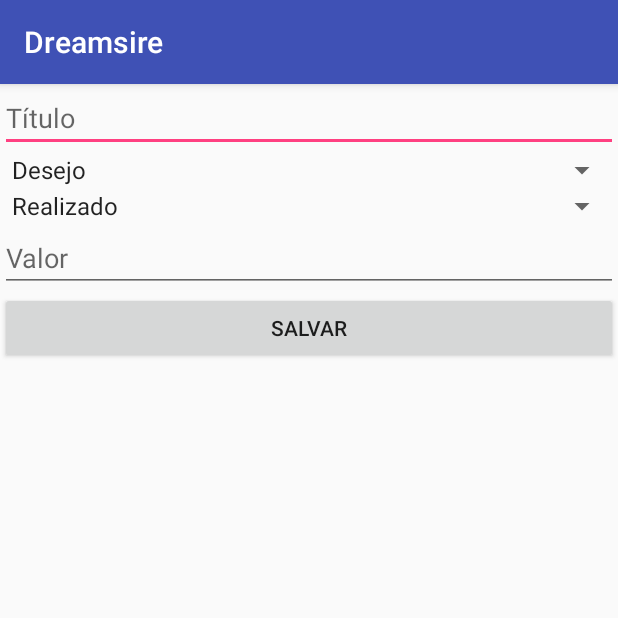
After one commit to raphaelframos/dreamsire, an Android app: the NovoDesejoActivity screen opened directly, with no data from a screen before it, on a phone screen of 412 x 824 dp, the top half of it. The commit adds this screen. Run offline under Robolectric (Android 15) with nearby library versions, the phone set to English and light mode, and no system bars.

Commit message:
implementando banco de dados

```diff
--- a/app/build.gradle
+++ b/app/build.gradle
@@ -29,5 +29,6 @@ dependencies {
     compile 'com.android.support:design:25.3.1'
     compile 'com.android.support:support-vector-drawable:25.3.1'
     compile 'com.android.support:support-v4:25.3.1'
+    compile 'com.android.support.constraint:constraint-layout:1.0.2'
     testCompile 'junit:junit:4.12'
 }
--- a/app/src/main/AndroidManifest.xml
+++ b/app/src/main/AndroidManifest.xml
@@ -18,6 +18,7 @@
                 <category android:name="android.intent.category.LAUNCHER" />
             </intent-filter>
         </activity>
+        <activity android:name=".NovoDesejoActivity"></activity>
     </application>
 
 </manifest>
--- /dev/null
+++ b/app/src/main/java/com/powellapps/dreamsire/NovoDesejoActivity.java
@@ -0,0 +1,66 @@
+package com.powellapps.dreamsire;
+
+import android.support.v7.app.AppCompatActivity;
+import android.os.Bundle;
+import android.util.Log;
+import android.view.View;
+import android.widget.Button;
+import android.widget.EditText;
+import android.widget.Spinner;
+
+import com.powellapps.dreamsire.dao.DesejoDAO;
+import com.powellapps.dreamsire.model.Desejo;
+
+public class NovoDesejoActivity extends AppCompatActivity {
+
+    private static final String NOVO_DESEJO = "novo_desejo";
+    private EditText editTextTitulo;
+    private EditText editTextValor;
+    private Spinner spinnerTipos;
+    private Spinner spinnerStatus;
+    private Button buttonSalvar;
+    private DesejoDAO desejoDAO;
+
+    @Override
+    protected void onCreate(Bundle savedInstanceState) {
+        super.onCreate(savedInstanceState);
+        setContentView(R.layout.activity_novo_desejo);
+        desejoDAO = new DesejoDAO(this);
+        definindoViews();
+        buttonSalvar.setOnClickListener(salva);
+
+    }
+
+    private View.OnClickListener salva = new View.OnClickListener() {
+        @Override
+        public void onClick(View v) {
+            Log.v(NOVO_DESEJO, "Quantidade de desejos no banco "
+                    + desejoDAO.getQuantidadeDeDesejos());
+            Desejo desejo = capturaDados();
+            desejoDAO.salva(desejo);
+            Log.v(NOVO_DESEJO, "Quantidade de desejos no banco "
+                    + desejoDAO.getQuantidadeDeDesejos());
+        }
+    };
+
+    private Desejo capturaDados() {
+        Desejo desejo = new Desejo();
+        String titulo = editTextTitulo.getText().toString();
+        String valor = editTextValor.getText().toString();
+        String status = (String) spinnerStatus.getSelectedItem();
+        String tipo = spinnerTipos.getSelectedItem().toString();
+        desejo.setValor(valor);
+        desejo.setTipo(tipo);
+        desejo.setStatus(status);
+        desejo.setTitulo(titulo);
+        return desejo;
+    }
+
+    private void definindoViews() {
+        editTextTitulo = (EditText) findViewById(R.id.edit_titulo);
+        editTextValor = (EditText) findViewById(R.id.edit_valor);
+        spinnerStatus = (Spinner) findViewById(R.id.spinner_status);
+        spinnerTipos = (Spinner) findViewById(R.id.spinner_tipos);
+        buttonSalvar = (Button) findViewById(R.id.button_salvar);
+    }
+}
--- a/app/src/main/java/com/powellapps/dreamsire/PrincipalActivity.java
+++ b/app/src/main/java/com/powellapps/dreamsire/PrincipalActivity.java
@@ -1,5 +1,6 @@
 package com.powellapps.dreamsire;
 
+import android.content.Intent;
 import android.os.Bundle;
 import android.support.annotation.NonNull;
 import android.support.design.widget.BottomNavigationView;
@@ -41,6 +42,7 @@ public class PrincipalActivity extends AppCompatActivity {
         BottomNavigationView navigation = (BottomNavigationView) findViewById(R.id.navigation);
         navigation.setOnNavigationItemSelectedListener(mOnNavigationItemSelectedListener);
         FragmentUtils.replace(PrincipalActivity.this, R.id.fragment_principal, new DesejosFragment());
+        //startActivity(new Intent(this, NovoDesejoActivity.class));
     }
 
 }
--- /dev/null
+++ b/app/src/main/java/com/powellapps/dreamsire/bd/BancoDeDados.java
@@ -0,0 +1,28 @@
+package com.powellapps.dreamsire.bd;
+
+import android.content.Context;
+import android.database.sqlite.SQLiteDatabase;
+import android.database.sqlite.SQLiteOpenHelper;
+
+import com.powellapps.dreamsire.utils.ConstantsUtils;
+
+/**
+ * Created by raphaelramos on 22/09/17.
+ */
+
+public class BancoDeDados extends SQLiteOpenHelper {
+
+    public BancoDeDados(Context context) {
+        super(context, ConstantsUtils.BANCO_NOME, null, 1);
+    }
+
+    @Override
+    public void onCreate(SQLiteDatabase db) {
+        db.execSQL(ComandosSql.CRIAR_TABELA_DESEJO);
+    }
+
+    @Override
+    public void onUpgrade(SQLiteDatabase db, int oldVersion, int newVersion) {
+
+    }
+}
--- /dev/null
+++ b/app/src/main/java/com/powellapps/dreamsire/dao/AbstractDAO.java
@@ -0,0 +1,25 @@
+package com.powellapps.dreamsire.dao;
+
+import android.content.Context;
+import android.database.Cursor;
+
+import com.powellapps.dreamsire.bd.BancoDeDados;
+
+/**
+ * Created by raphaelramos on 22/09/17.
+ */
+
+public abstract class AbstractDAO extends BancoDeDados {
+
+    public AbstractDAO(Context context) {
+        super(context);
+    }
+
+    public void fecha(Cursor cursor){
+        try{
+            cursor.close();
+        }catch (Exception e){
+            e.printStackTrace();
+        }
+    }
+}
--- /dev/null
+++ b/app/src/main/res/layout/activity_novo_desejo.xml
@@ -0,0 +1,41 @@
+<?xml version="1.0" encoding="utf-8"?>
+<LinearLayout xmlns:android="http://schemas.android.com/apk/res/android"
+    xmlns:app="http://schemas.android.com/apk/res-auto"
+    xmlns:tools="http://schemas.android.com/tools"
+    android:layout_width="match_parent"
+    android:layout_height="match_parent"
+    android:orientation="vertical"
+    tools:context="com.powellapps.dreamsire.NovoDesejoActivity">
+
+    <EditText
+        android:id="@+id/edit_titulo"
+        android:inputType="textCapSentences"
+        android:hint="@string/titulo"
+        android:layout_width="match_parent"
+        android:layout_height="wrap_content" />
+
+    <Spinner
+        android:id="@+id/spinner_tipos"
+        android:entries="@array/tipos"
+        android:layout_width="match_parent"
+        android:layout_height="wrap_content"></Spinner>
+
+    <Spinner
+        android:id="@+id/spinner_status"
+        android:entries="@array/status"
+        android:layout_width="match_parent"
+        android:layout_height="wrap_content"></Spinner>
+
+    <EditText
+        android:inputType="numberDecimal"
+        android:id="@+id/edit_valor"
+        android:hint="@string/valor"
+        android:layout_width="match_parent"
+        android:layout_height="wrap_content" />
+
+    <Button
+        android:id="@+id/button_salvar"
+        android:text="@string/salvar"
+        android:layout_width="match_parent"
+        android:layout_height="wrap_content" />
+</LinearLayout>
--- a/app/src/main/res/values/strings.xml
+++ b/app/src/main/res/values/strings.xml
@@ -6,4 +6,24 @@
 
     <!-- TODO: Remove or change this placeholder text -->
     <string name="hello_blank_fragment">Hello blank fragment</string>
+    <string name="titulo">Título</string>
+    <string name="tipo">Tipo</string>
+    <string name="realizado">Realizado</string>
+    <string name="nao_realizado">Não realizado</string>
+    <string name="cancelado">Cancelado</string>
+    <string name="valor">Valor</string>
+    <string name="sonho">Sonho</string>
+    <string name="desejo">Desejo</string>
+    <string name="salvar">Salvar</string>
+
+    <string-array name="tipos">
+        <item>@string/desejo</item>
+        <item>@string/sonho</item>
+    </string-array>
+
+    <string-array name="status">
+        <item>@string/realizado</item>
+        <item>@string/nao_realizado</item>
+        <item>@string/cancelado</item>
+    </string-array>
 </resources>
```
Also changed, not shown: app/src/main/java/com/powellapps/dreamsire/bd/ComandosSql.java (added, +15 -0 lines), app/src/main/java/com/powellapps/dreamsire/dao/DesejoDAO.java (added, +46 -0 lines), app/src/main/java/com/powellapps/dreamsire/fragments/DesejosFragment.java (+4 -9 lines), app/src/main/java/com/powellapps/dreamsire/model/Desejo.java (+37 -0 lines), app/src/main/java/com/powellapps/dreamsire/utils/ConstantsUtils.java (+8 -0 lines).
